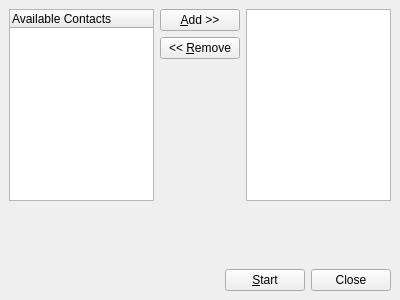
Qt form wengophone/src/presentation/qt/ConferenceInviteWidget.ui (tkrotoff/WengoPhone) before a commit.
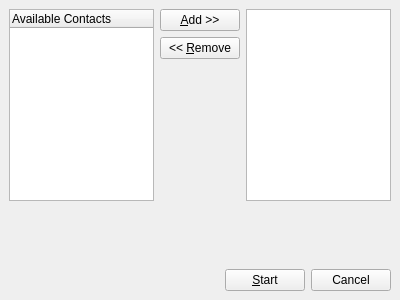
The same form after that commit.

What changed in the file:
```diff
--- a/wengophone/src/presentation/qt/ConferenceInviteWidget.ui
+++ b/wengophone/src/presentation/qt/ConferenceInviteWidget.ui
@@ -63,7 +63,7 @@
      <item row="0" column="2" >
       <widget class="QPushButton" name="closeButton" >
        <property name="text" >
-        <string>Close</string>
+        <string>Cancel</string>
        </property>
       </widget>
      </item>
```
Left out of the diff: 22 changed lines with no effect on the pictures.
